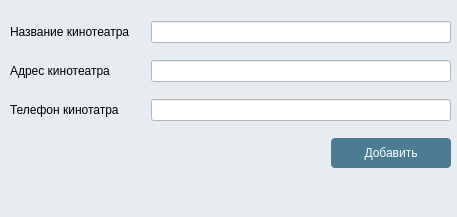
Above: ui_files/add_cinema_table.ui from gg-master/Cinema_prj before the change. Below: the same form after it.
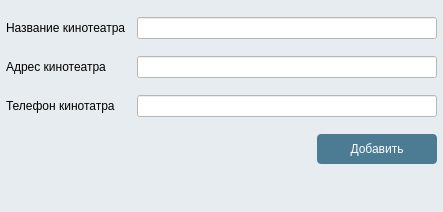
That is the form after the change. Icons and pictures are not drawn.

Commit message: Добавление в окна админ.части масштабируемости. Попытка добавить новый внешний вид кресел. Кресла остались старыми

```diff
--- a/ui_files/add_cinema_table.ui
+++ b/ui_files/add_cinema_table.ui
@@ -6,10 +6,22 @@
    <rect>
     <x>0</x>
     <y>0</y>
-    <width>457</width>
-    <height>217</height>
+    <width>443</width>
+    <height>212</height>
    </rect>
   </property>
+  <property name="minimumSize">
+   <size>
+    <width>437</width>
+    <height>176</height>
+   </size>
+  </property>
+  <property name="maximumSize">
+   <size>
+    <width>488</width>
+    <height>280</height>
+   </size>
+  </property>
   <property name="windowTitle">
    <string>Form</string>
   </property>
@@ -39,16 +51,19 @@
 	background-color: hsl(200, 46%, 63);
 }</string>
   </property>
-  <widget class="QWidget" name="verticalLayoutWidget">
-   <property name="geometry">
-    <rect>
-     <x>10</x>
-     <y>10</y>
-     <width>441</width>
-     <height>171</height>
-    </rect>
-   </property>
    <layout class="QVBoxLayout" name="verticalLayout">
+   <property name="leftMargin">
+    <number>6</number>
+   </property>
+   <property name="topMargin">
+    <number>6</number>
+   </property>
+   <property name="rightMargin">
+    <number>6</number>
+   </property>
+   <property name="bottomMargin">
+    <number>2</number>
+   </property>
     <item>
      <layout class="QHBoxLayout" name="horizontalLayout">
       <item>
@@ -154,21 +169,20 @@
       </item>
      </layout>
     </item>
-   </layout>
-  </widget>
+   <item>
   <widget class="QLabel" name="label_4">
-   <property name="geometry">
-    <rect>
-     <x>10</x>
-     <y>190</y>
-     <width>201</width>
-     <height>20</height>
-    </rect>
+     <property name="sizePolicy">
+      <sizepolicy hsizetype="Preferred" vsizetype="Maximum">
+       <horstretch>0</horstretch>
+       <verstretch>0</verstretch>
+      </sizepolicy>
    </property>
    <property name="text">
     <string/>
    </property>
   </widget>
+   </item>
+  </layout>
  </widget>
  <resources/>
  <connections/>
```
Lines whose indentation alone changed are shown as unchanged. The commit also changes 5 other files.
